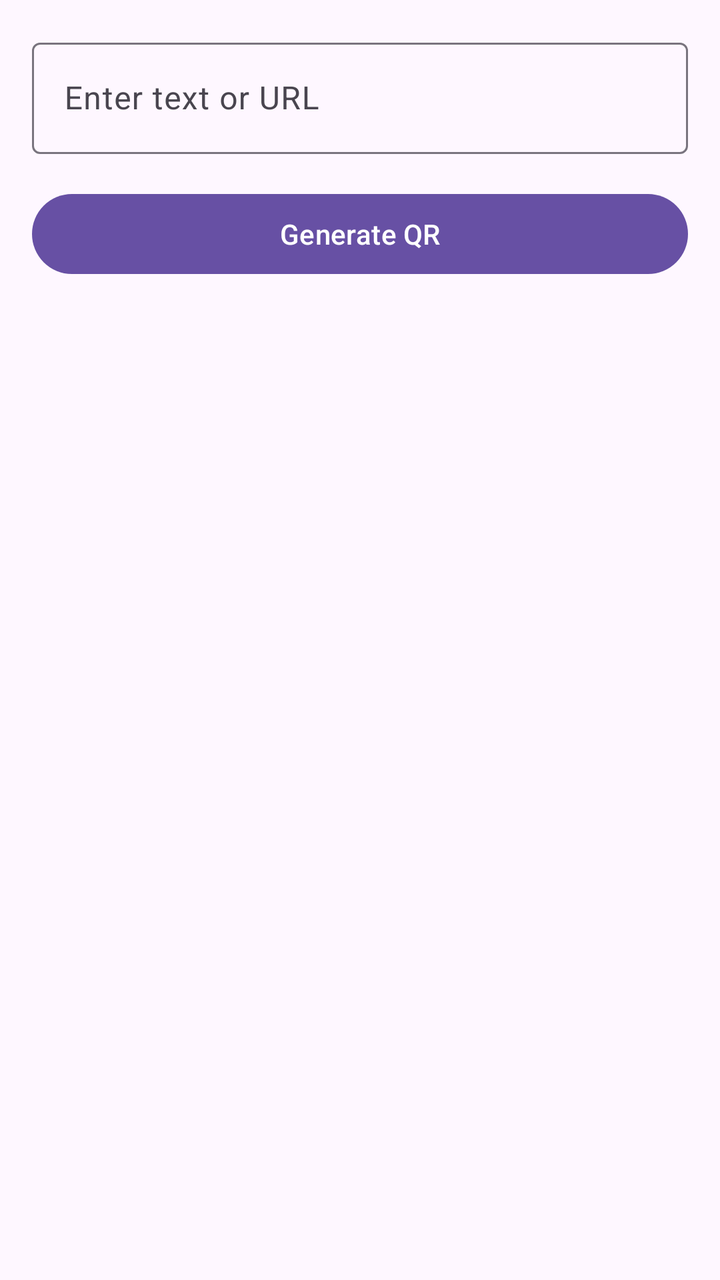
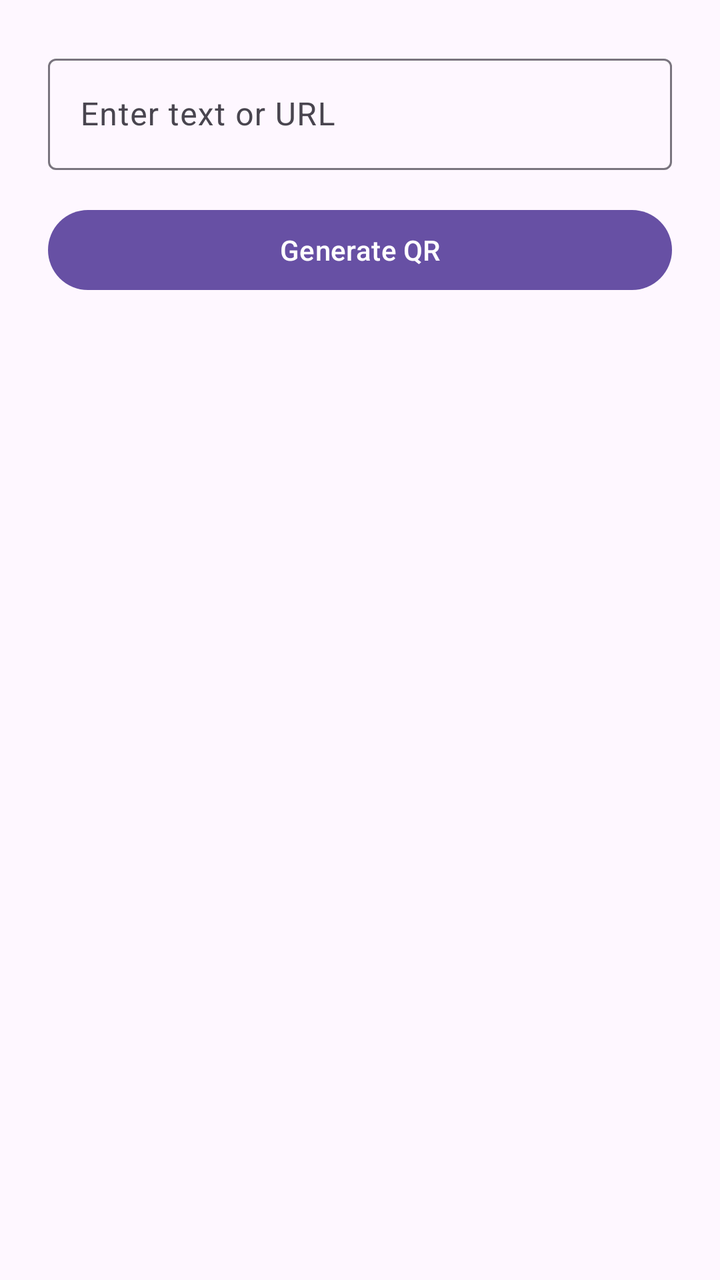

Compare the two renders of this Android layout. The source of the first and the diff that turns it into the second are given below.
<!-- AndroidManifest.xml: application theme Theme.QRCodeGenerator -->
<!-- res/layout/activity_main.xml -->
<?xml version="1.0" encoding="utf-8"?>
<LinearLayout xmlns:android="http://schemas.android.com/apk/res/android"
    xmlns:tools="http://schemas.android.com/tools"
    android:id="@+id/main"
    android:layout_width="match_parent"
    android:layout_height="match_parent"
    android:orientation="vertical"
    android:padding="16dp"
    tools:context=".MainActivity">

    <com.google.android.material.textfield.TextInputLayout
        android:layout_width="match_parent"
        android:layout_height="wrap_content"
        android:hint="@string/hint_input">

        <com.google.android.material.textfield.TextInputEditText
            android:id="@+id/etInput"
            android:layout_width="match_parent"
            android:layout_height="wrap_content"
            android:inputType="text" />
    </com.google.android.material.textfield.TextInputLayout>

    <Button
        android:id="@+id/btnGenerate"
        android:layout_width="match_parent"
        android:layout_height="wrap_content"
        android:layout_marginTop="16dp"
        android:text="@string/btn_generate" />

    <ImageView
        android:id="@+id/ivQrCode"
        android:layout_width="250dp"
        android:layout_height="250dp"
        android:layout_gravity="center_horizontal"
        android:layout_marginTop="24dp"
        android:contentDescription="@string/cd_qr_code"
        android:visibility="gone" />

    <Button
        android:id="@+id/btnSave"
        android:layout_width="match_parent"
        android:layout_height="wrap_content"
        android:layout_marginTop="24dp"
        android:text="@string/btn_save"
        android:visibility="gone" />

    <Button
        android:id="@+id/btnShare"
        android:layout_width="match_parent"
        android:layout_height="wrap_content"
        android:layout_marginTop="8dp"
        android:text="@string/btn_share"
        android:visibility="gone" />

</LinearLayout>
<!-- resources referenced by this layout -->
<resources>
  <string name="btn_generate">Generate QR</string>
  <string name="btn_save">Save to Gallery</string>
  <string name="btn_share">Share</string>
  <string name="cd_qr_code">Generated QR code</string>
  <string name="hint_input">Enter text or URL</string>
  <style name="Theme.QRCodeGenerator" parent="Base.Theme.QRCodeGenerator" />
  <style name="Base.Theme.QRCodeGenerator" parent="Theme.Material3.DayNight.NoActionBar">
          
          
      </style>
</resources>

<!-- the commit's change to res/layout/activity_main.xml (unified diff, before → after) -->
@@ -1,12 +1,17 @@
 <?xml version="1.0" encoding="utf-8"?>
-<LinearLayout xmlns:android="http://schemas.android.com/apk/res/android"
+<ScrollView xmlns:android="http://schemas.android.com/apk/res/android"
     xmlns:tools="http://schemas.android.com/tools"
     android:id="@+id/main"
     android:layout_width="match_parent"
     android:layout_height="match_parent"
-    android:orientation="vertical"
-    android:padding="16dp"
+    android:fillViewport="true"
     tools:context=".MainActivity">
+
+    <LinearLayout
+        android:layout_width="match_parent"
+        android:layout_height="wrap_content"
+        android:orientation="vertical"
+        android:padding="24dp">
 
     <com.google.android.material.textfield.TextInputLayout
         android:layout_width="match_parent"
@@ -52,4 +57,5 @@
         android:text="@string/btn_share"
         android:visibility="gone" />
 
-</LinearLayout>
+    </LinearLayout>
+</ScrollView>
